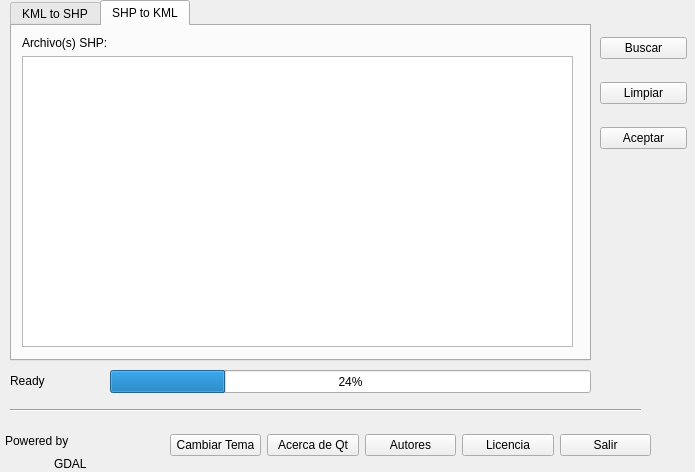
laar19/KmlShpConvert, file ui/window.ui: the form before one commit.
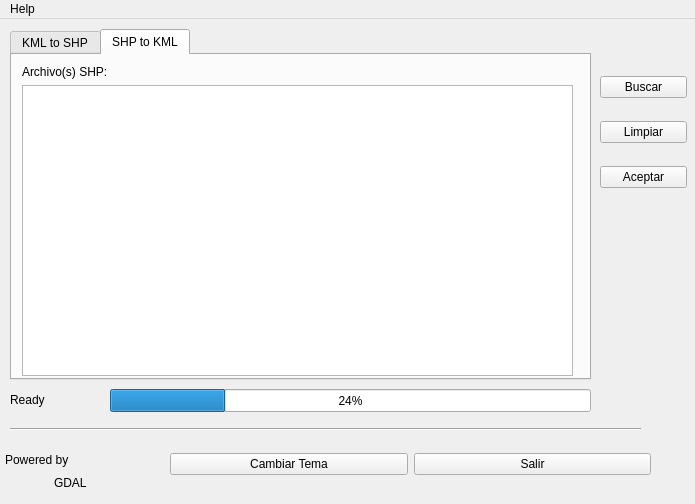
The form after the commit. Icons and pictures are not drawn.

Commit message: Add help bar. Little changes on user intercafe. Add version info.

The edit to the form file:
```diff
--- a/ui/window.ui
+++ b/ui/window.ui
@@ -7,7 +7,7 @@
     <x>0</x>
     <y>0</y>
     <width>695</width>
-    <height>472</height>
+    <height>504</height>
    </rect>
   </property>
   <property name="windowTitle">
@@ -18,9 +18,9 @@
     <property name="geometry">
      <rect>
       <x>10</x>
-      <y>0</y>
+      <y>10</y>
       <width>581</width>
-      <height>361</height>
+      <height>351</height>
      </rect>
     </property>
     <property name="currentIndex">
@@ -114,7 +114,7 @@
     <property name="geometry">
      <rect>
       <x>600</x>
-      <y>20</y>
+      <y>40</y>
       <width>87</width>
       <height>146</height>
      </rect>
@@ -221,27 +221,6 @@
       </widget>
      </item>
      <item row="0" column="1">
-      <widget class="QPushButton" name="btn_about">
-       <property name="text">
-        <string>Acerca de Qt</string>
-       </property>
-      </widget>
-     </item>
-     <item row="0" column="2">
-      <widget class="QPushButton" name="btn_authors">
-       <property name="text">
-        <string>Autores</string>
-       </property>
-      </widget>
-     </item>
-     <item row="0" column="3">
-      <widget class="QPushButton" name="btn_license">
-       <property name="text">
-        <string>Licencia</string>
-       </property>
-      </widget>
-     </item>
-     <item row="0" column="4">
       <widget class="QPushButton" name="btn_exit">
        <property name="text">
         <string>Salir</string>
@@ -250,7 +229,7 @@
      </item>
     </layout>
    </widget>
-   <widget class="QWidget" name="">
+   <widget class="QWidget" name="layoutWidget">
     <property name="geometry">
      <rect>
       <x>5</x>
@@ -284,6 +263,26 @@
     </layout>
    </widget>
   </widget>
+  <widget class="QMenuBar" name="menuBar">
+   <property name="geometry">
+    <rect>
+     <x>0</x>
+     <y>0</y>
+     <width>695</width>
+     <height>22</height>
+    </rect>
+   </property>
+   <widget class="QMenu" name="menuHelp">
+    <property name="title">
+     <string>Help</string>
+    </property>
+    <addaction name="version"/>
+    <addaction name="about_qt"/>
+    <addaction name="authors"/>
+    <addaction name="license"/>
+   </widget>
+   <addaction name="menuHelp"/>
+  </widget>
   <action name="actionAutores">
    <property name="text">
     <string>Autores</string>
```
Left out of the diff: 34 changed lines with no effect on the pictures. The commit also changes 2 other files.
